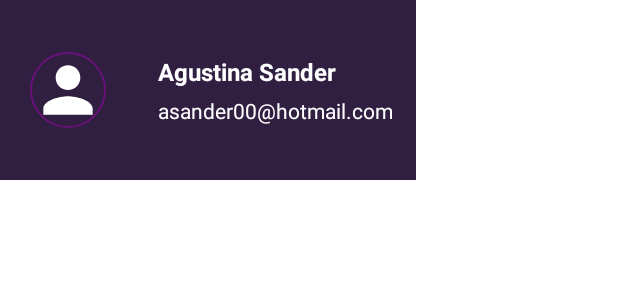
After one commit to AgustinaSander/Apparty, an Android app: the layout nav_header_main.xml on its own in the app's theme, with its tools: preview values and no code run, on a phone screen of 412 x 824 dp. The commit adds this screen. Shown: the top 300 px of the screen. Run offline under Robolectric (Android 15) with nearby library versions, the phone set to English and light mode, and no system bars.

Commit message:
Navigation partially working

```diff
--- a/app/src/main/AndroidManifest.xml
+++ b/app/src/main/AndroidManifest.xml
@@ -16,7 +16,7 @@
         <activity
             android:name=".LoginActivity"
             android:exported="true"
-            android:screenOrientation="nosensor">
+            android:screenOrientation="portrait">
             <meta-data
                 android:name="android.app.lib_name"
                 android:value="" />
@@ -30,7 +30,8 @@
         <activity
             android:name=".MainActivity"
             android:exported="true"
-            android:screenOrientation="nosensor">
+            android:screenOrientation="portrait"
+            tools:replace="screenOrientation">
 
         </activity>
         <meta-data android:name="com.google.android.gms.version"
--- a/app/src/main/java/com/example/apparty/SearchEventsFragment.java
+++ b/app/src/main/java/com/example/apparty/SearchEventsFragment.java
@@ -81,10 +81,6 @@ public class SearchEventsFragment extends Fragment {
         binding.searchEventsBtn.setOnClickListener(e -> {
             String wordsFilter = binding.searchInputEditText.getText().toString();
             showEvents(wordsFilter);
-        });
-
-        binding.scanQRTest.setOnClickListener(e -> {
-            NavHostFragment.findNavController(SearchEventsFragment.this).navigate(R.id.action_searchEvents_to_scanQRFragment);
         });
     }
 
--- /dev/null
+++ b/app/src/main/res/drawable/ic_baseline_logout_24.xml
@@ -0,0 +1,5 @@
+<vector android:autoMirrored="true" android:height="24dp"
+    android:tint="#FFFFFF" android:viewportHeight="24"
+    android:viewportWidth="24" android:width="24dp" xmlns:android="http://schemas.android.com/apk/res/android">
+    <path android:fillColor="@android:color/white" android:pathData="M17,7l-1.41,1.41L18.17,11H8v2h10.17l-2.58,2.58L17,17l5,-5zM4,5h8V3H4c-1.1,0 -2,0.9 -2,2v14c0,1.1 0.9,2 2,2h8v-2H4V5z"/>
+</vector>
--- /dev/null
+++ b/app/src/main/res/drawable/ic_baseline_menu_open_24.xml
@@ -0,0 +1,5 @@
+<vector android:autoMirrored="true" android:height="24dp"
+    android:tint="#FFFFFF" android:viewportHeight="24"
+    android:viewportWidth="24" android:width="24dp" xmlns:android="http://schemas.android.com/apk/res/android">
+    <path android:fillColor="@android:color/white" android:pathData="M3,18h13v-2L3,16v2zM3,13h10v-2L3,11v2zM3,6v2h13L16,6L3,6zM21,15.59L17.42,12 21,8.41 19.59,7l-5,5 5,5L21,15.59z"/>
+</vector>
--- a/app/src/main/res/layout/fragment_search_events.xml
+++ b/app/src/main/res/layout/fragment_search_events.xml
@@ -95,12 +95,6 @@
 
     </com.google.android.material.card.MaterialCardView>
 
-    <Button
-        android:id="@+id/scanQRTest"
-        android:layout_width="match_parent"
-        android:layout_height="wrap_content"
-        android:text="PRUEBA ESCANEAR QR" />
-
     <TextView
         android:id="@+id/textView"
         android:layout_width="match_parent"
--- /dev/null
+++ b/app/src/main/res/layout/nav_header_main.xml
@@ -0,0 +1,54 @@
+<?xml version="1.0" encoding="utf-8"?>
+<LinearLayout xmlns:android="http://schemas.android.com/apk/res/android"
+    xmlns:app="http://schemas.android.com/apk/res-auto"
+    xmlns:tools="http://schemas.android.com/tools"
+    android:layout_width="wrap_content"
+    android:layout_height="wrap_content"
+    android:background="@color/dark_blue"
+    android:gravity="center_vertical"
+    android:orientation="horizontal"
+    android:paddingHorizontal="15dp"
+    android:paddingVertical="30dp">
+
+    <com.google.android.material.imageview.ShapeableImageView
+        android:layout_width="60dp"
+        android:layout_height="60dp"
+        android:layout_gravity="center_vertical"
+        android:adjustViewBounds="false"
+        android:background="@color/dark_blue"
+        android:padding="5dp"
+        app:shapeAppearanceOverlay="@style/ShapeAppearanceOverlay.MyApp.Button.Rounded"
+        app:srcCompat="@drawable/ic_baseline_person_24"
+        app:strokeColor="@color/dark_pink"
+        app:strokeWidth="1dp" />
+
+    <LinearLayout
+        android:layout_width="wrap_content"
+        android:layout_height="wrap_content"
+        android:layout_marginStart="30dp"
+        android:layout_weight="1"
+        android:gravity="center_vertical"
+        android:orientation="vertical">
+
+        <TextView
+            android:id="@+id/username"
+            android:layout_width="match_parent"
+            android:layout_height="wrap_content"
+            android:layout_marginBottom="5dp"
+            android:text="Agustina Sander"
+            android:textColor="@color/white"
+            android:textSize="16sp"
+            android:textStyle="bold" />
+
+        <TextView
+            android:id="@+id/email_username"
+            android:layout_width="wrap_content"
+            android:layout_height="wrap_content"
+            android:maxLines="1"
+            android:singleLine="true"
+            android:text="asander00@hotmail.com"
+            android:textColor="@color/white"
+            android:textSize="14sp" />
+    </LinearLayout>
+
+</LinearLayout>
--- a/app/src/main/res/navigation/nav_graph.xml
+++ b/app/src/main/res/navigation/nav_graph.xml
@@ -16,9 +16,6 @@
         <action
             android:id="@+id/action_searchEvents_to_eventDetailFragment"
             app:destination="@id/eventDetailFragment" />
-        <action
-            android:id="@+id/action_searchEvents_to_scanQRFragment"
-            app:destination="@id/scanQRFragment" />
     </fragment>
     <action
         android:id="@+id/goToSearchFragment"
@@ -53,6 +50,7 @@
         android:name="com.example.apparty.ScanQRFragment"
         android:label="fragment_scan_q_r"
         tools:layout="@layout/fragment_scan_q_r" />
+    <action android:id="@+id/action_global_scanQRFragment" app:destination="@id/scanQRFragment"/>
 
 
 </navigation>
--- a/app/src/main/res/values/strings.xml
+++ b/app/src/main/res/values/strings.xml
@@ -6,6 +6,7 @@
     <string name="cerrar_sesion">Cerrar Sesion</string>
     <string name="configuracion">Configuracion</string>
     <string name="fecha_del_evento">Fecha del evento</string>
-    <!-- TODO: Remove or change this placeholder text -->
+    <string name="open_nav">Open Navigation Drawer</string>
+    <string name="close_nav">Close Navigation Drawer</string>
     <string name="hello_blank_fragment">Hello blank fragment</string>
 </resources>
```
Also changed, not shown: app/src/main/java/com/example/apparty/MainActivity.java (+29 -26 lines), app/src/main/java/com/example/apparty/ScanQRFragment.java (+8 -5 lines), app/src/main/res/layout/activity_main.xml (+19 -6 lines), app/src/main/res/menu/menu.xml (deleted, +0 -16 lines), app/src/main/res/menu/navigation_drawer.xml (added, +21 -0 lines).
